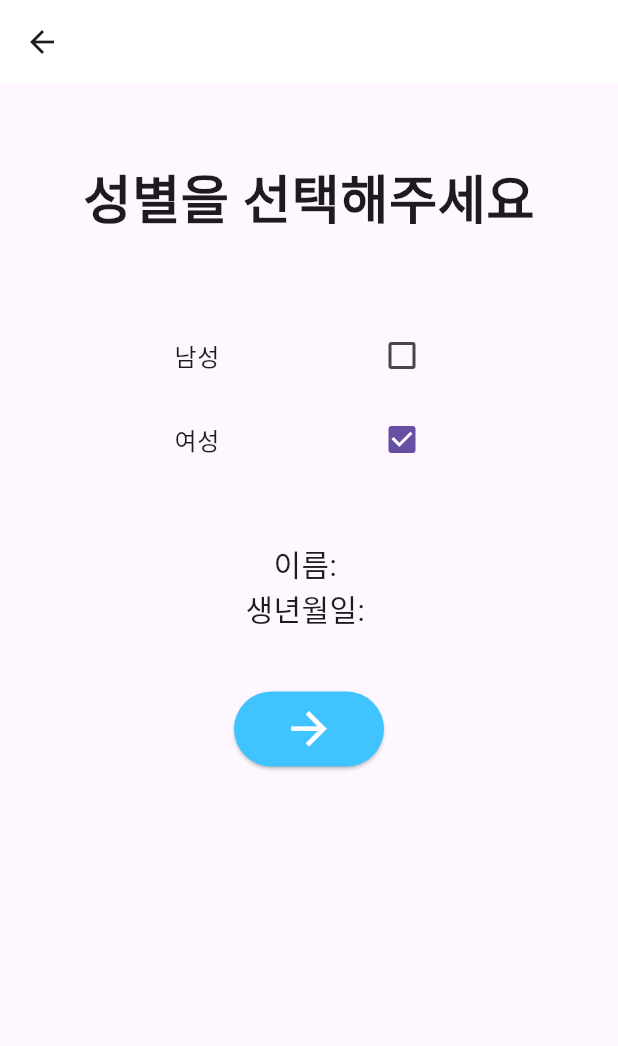
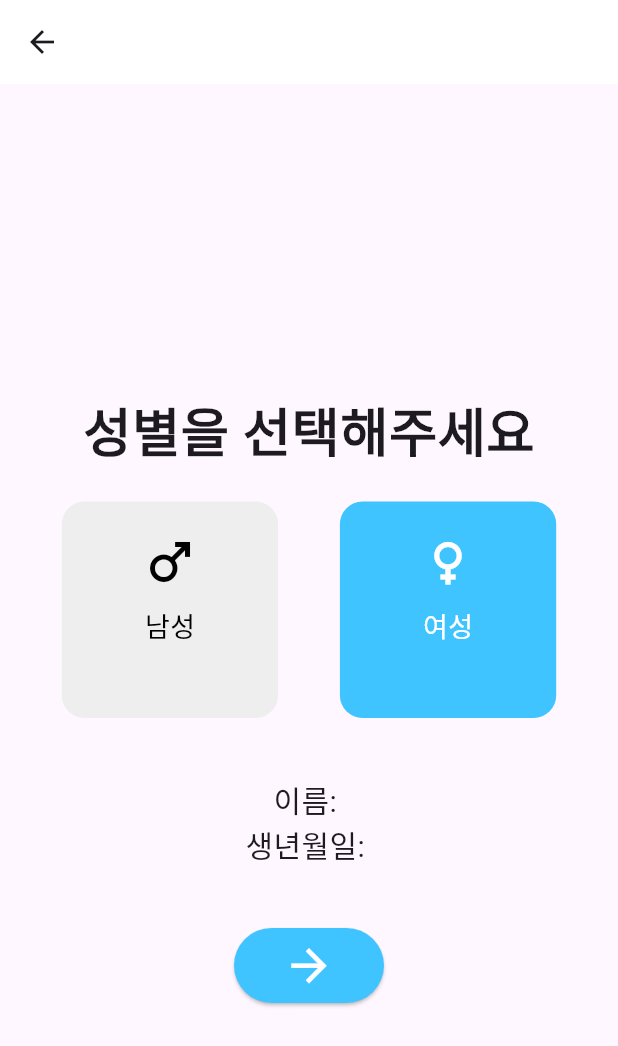
Before and after one commit to sapgun/rumi_flutter_edit, a Flutter app: the Gender screen opened directly with empty values, after a tap on "여성", on a phone screen of 412 x 824 dp. Shown: the top 1046 px of the screen. Run offline on Flutter 3.47's test engine with Material 3 defaults, Android fonts, the phone set to English and light mode, and no system bars; our stand-ins replace fl_chart, shared_preferences, speech_to_text, youtube_player_flutter; accounts and stored records are empty.

Commit message:
11월23일강의후

```diff
--- a/lib/dashboard.dart
+++ b/lib/dashboard.dart
@@ -53,7 +53,7 @@ class _DashboardState extends State<Dashboard> {
                     '운동하기',
                     style: TextStyle(
                         color: Colors.white,
-                        fontSize: 24.0
+                        fontSize: 28.0
                     ),
                   ),
                 ),
@@ -82,7 +82,7 @@ class _DashboardState extends State<Dashboard> {
                     '말동무',
                     style: TextStyle(
                         color: Colors.white,
-                        fontSize: 20.0
+                        fontSize: 28.0
                     ),
                   ),
                 ),
--- a/lib/gender.dart
+++ b/lib/gender.dart
@@ -14,27 +14,16 @@ class Gender extends StatefulWidget {
 }
 
 class _GenderState extends State<Gender> {
-  bool isMale = false;
-  bool isFemale = false;
+  String? selectedGender;
 
   void _handleRegistration() {
-    // 선택된 성별을 문자열로 변환하여 저장
-    String selectedGender = '';
-    if (isMale) {
-      selectedGender = '남성';
-    } else if (isFemale) {
-      selectedGender = '여성';
+    // SharedPreferences에 데이터 저장
+    _saveDataToSharedPreferences(selectedGender!);
+    // 초기 화면으로 이동
+    Navigator.pushReplacement(
+        context, MaterialPageRoute(builder: (context) => MyHomePage()));
   }
 
-    // SharedPreferences에 데이터 저장
-    _saveDataToSharedPreferences(selectedGender);
-
-    // 예를 들어, 회원가입 로직을 수행하는 함수를 호출
-    // _performRegistration(selectedGender);
-
-    // 초기 화면으로 이동
-    Navigator.pushReplacement(context, MaterialPageRoute(builder: (context) => MyHomePage()));
-  }
   void _saveDataToSharedPreferences(String selectedGender) async {
     SharedPreferences prefs = await SharedPreferences.getInstance();
     prefs.setString('gender', selectedGender);
@@ -46,8 +35,7 @@ class _GenderState extends State<Gender> {
       appBar: AppBar(
         backgroundColor: Colors.white,
       ),
-      body: SingleChildScrollView(
-        child: Column(
+      body: Column(
         mainAxisAlignment: MainAxisAlignment.center,
         children: [
           SizedBox(
@@ -60,38 +48,13 @@ class _GenderState extends State<Gender> {
               fontWeight: FontWeight.bold,
             ),
           ),
-            Container(
-              padding: const EdgeInsets.fromLTRB(100.0, 50.0, 100.0, 0.0),
-              child: Column(
-                mainAxisAlignment: MainAxisAlignment.center,
+          SizedBox(height: 20),
+          Row(
+            mainAxisAlignment: MainAxisAlignment.spaceEvenly,
             children: [
-                  CheckboxListTile(
-                    title: Text('남성'),
-                    value: isMale,
-                    onChanged: (value) {
-                      setState(() {
-                        isMale = value!;
-                        if (isMale) {
-                          // 남성이 선택되었을 때 추가 작업 수행
-                          // 여기서 다른 성별 선택을 해제할 필요는 없습니다.
-                          isFemale = false;
-                        }
-                      });
-                    },
-                  ),
-                  CheckboxListTile(
-                    title: Text('여성'),
-                    value: isFemale,
-                    onChanged: (value) {
-                      setState(() {
-                        isFemale = value!;
-                        if (isFemale) {
-                          // 여성이 선택되었을 때 추가 작업 수행
-                          // 여기서 다른 성별 선택을 해제할 필요는 없습니다.
-                          isMale = false;
-                        }
-                      });
-                    },
+              buildGenderCard('남성', Icons.male),
+              buildGenderCard('여성', Icons.female),
+            ],
           ),
           const SizedBox(
             height: 40.0,
@@ -128,6 +91,40 @@ class _GenderState extends State<Gender> {
           )
         ],
       ),
+    );
+  }
+
+  Widget buildGenderCard(String gender, IconData icon) {
+    return GestureDetector(
+      onTap: () {
+        setState(() {
+          selectedGender = gender;
+        });
+      },
+      child: Container(
+        width: MediaQuery.of(context).size.width * 0.35,
+        height: MediaQuery.of(context).size.width * 0.35,
+        padding: const EdgeInsets.all(20.0),
+        decoration: BoxDecoration(
+          color: selectedGender == gender
+              ? Colors.lightBlueAccent
+              : Colors.grey[200],
+          borderRadius: BorderRadius.circular(15.0),
+        ),
+        child: Column(
+          children: [
+            Icon(
+              icon,
+              size: 40.0,
+              color: selectedGender == gender ? Colors.white : Colors.black,
+            ),
+            SizedBox(height: 10),
+            Text(
+              gender,
+              style: TextStyle(
+                fontSize: 18.0,
+                color: selectedGender == gender ? Colors.white : Colors.black,
+              ),
             ),
           ],
         ),
```
Lines whose indentation alone changed are shown as unchanged.
